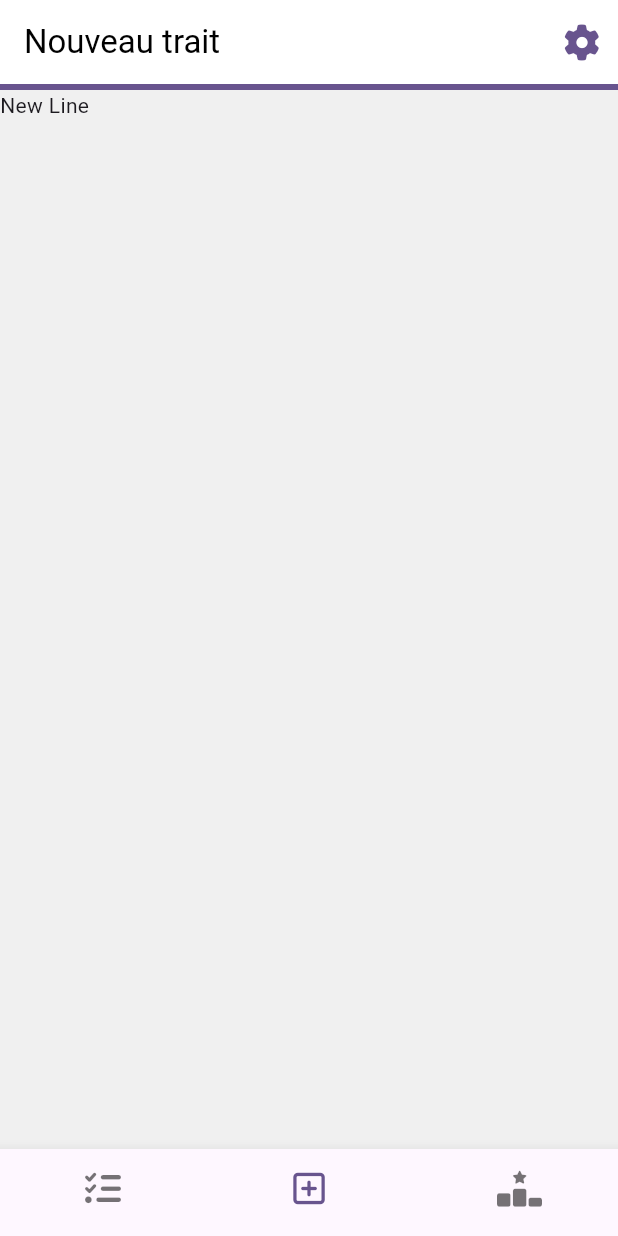
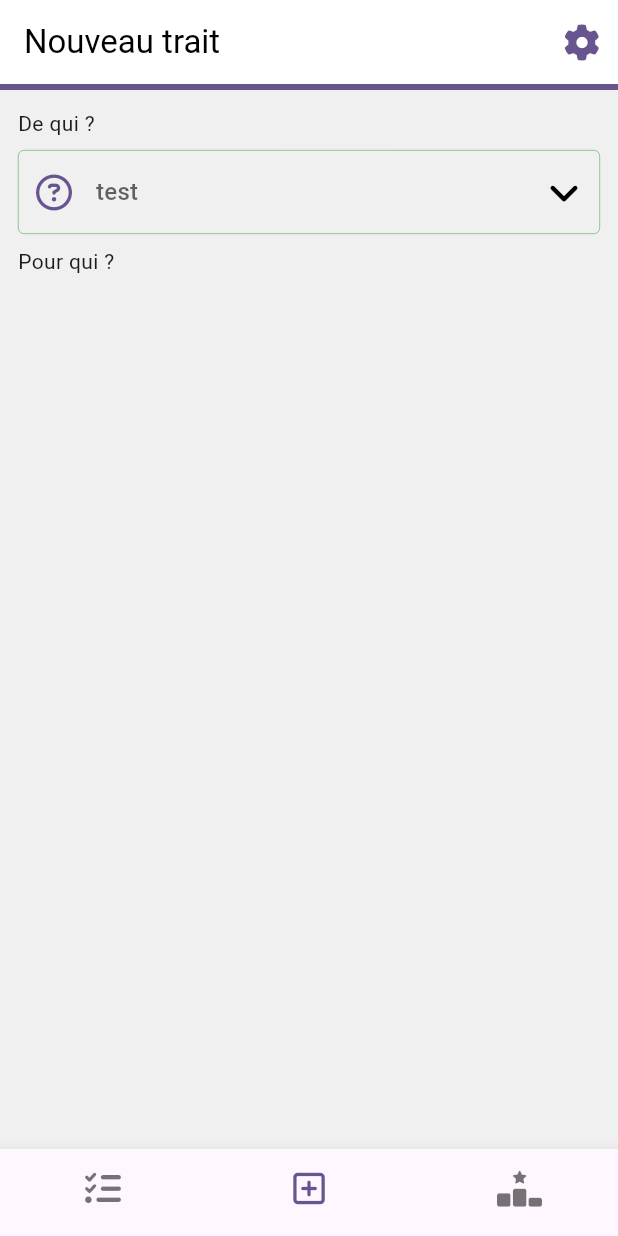
Before and after one commit to ArnaudGrt/flutter_linegitud, a Flutter app: the screen it shows after launch, item 2 of the bottom bar chosen, on a phone screen of 412 x 824 dp. Run offline on Flutter 3.47's test engine with Material 3 defaults, Android fonts, the phone set to English and light mode, and no system bars; our stand-ins replace font_awesome_flutter, get.

Commit message:
🚧 (new line) controller and screen

```diff
--- a/lib/controllers/new_line.dart
+++ b/lib/controllers/new_line.dart
@@ -1,5 +1,24 @@
+import 'package:flutter/material.dart';
+
 import 'package:get/get.dart';
+import 'package:linegitud/api/mocks/user.dart';
+import 'package:linegitud/models/user.dart';
 
 class NewLineController extends GetxController {
+  final formKey = GlobalKey<FormState>();
+  Rx<List> users = Rx([]);
 
+  @override
+  void onInit(){
+    fetchUsers();
+
+    super.onInit();
+  }
+
+   void fetchUsers(){
+    final usersData = mockUser();
+    final userList = UserList.fromJson(usersData);
+
+    users.value = userList.getCleanUsers();
+  }
 }
--- a/lib/screens/new_line.dart
+++ b/lib/screens/new_line.dart
@@ -1,13 +1,90 @@
 import 'package:flutter/material.dart';
+import 'package:font_awesome_flutter/font_awesome_flutter.dart';
 import 'package:get/get.dart';
+import 'package:linegitud/controllers/new_line.dart';
+import 'package:linegitud/models/user.dart';
 
 class NewLine extends StatelessWidget {
-  const NewLine({super.key});
+  NewLine({super.key});
+
+  final NewLineController controller = Get.find();
 
   @override
   Widget build(BuildContext context) {
-    return const Scaffold(
-      body: Text("New Line")
-    );
+    var theme = Theme.of(Get.context!);
+
+    return Scaffold(
+        body: Form(
+            key: controller.formKey,
+            child: Padding(
+                padding: const EdgeInsets.all(12),
+                child: Column(
+                  crossAxisAlignment: CrossAxisAlignment.start,
+                  children: [
+                    const Text(
+                      "De qui ?",
+                      textAlign: TextAlign.left,
+                    ),
+                    Obx(() => DropdownButtonHideUnderline(
+                            child: Padding(
+                          padding: const EdgeInsets.only(top: 8, bottom: 8),
+                          child: DropdownButtonFormField(
+                            hint: const Text("test"),
+                            items: controller.users.value
+                                .map((user) => DropdownMenuItem<CleanUser>(
+                                    value: user,
+                                    child: Padding(
+                                      padding: const EdgeInsets.all(0),
+                                      child: Row(
+                                        children: [
+                                          CircleAvatar(
+                                              radius: 16,
+                                              backgroundImage:
+                                                  NetworkImage(user.avatar)),
+                                          Padding(
+                                            padding:
+                                                const EdgeInsets.only(left: 8),
+                                            child: Text(user.name),
+                                          )
+                                        ],
+                                      ),
+                                    )))
+                                .toList(),
+                            onChanged: (value) => value,
+                            icon: const Icon(FontAwesomeIcons.angleDown,
+                                color: Colors.black),
+                            decoration: InputDecoration(
+                                prefixIcon: Icon(
+                                    FontAwesomeIcons.circleQuestion,
+                                    color: theme.colorScheme.primary),
+                                errorBorder: OutlineInputBorder(
+                                    borderRadius: BorderRadius.circular(4),
+                                    borderSide: const BorderSide(
+                                        color: Colors.red, width: 0.4)),
+                                enabledBorder: OutlineInputBorder(
+                                    borderRadius: BorderRadius.circular(4),
+                                    borderSide: const BorderSide(
+                                        color: Colors.green, width: 0.4)),
+                                focusedBorder: OutlineInputBorder(
+                                    borderRadius: BorderRadius.circular(4),
+                                    borderSide: const BorderSide(
+                                        color: Colors.blue, width: 0.4)),
+                                disabledBorder: OutlineInputBorder(
+                                    borderRadius: BorderRadius.circular(4),
+                                    borderSide: const BorderSide(
+                                        color: Colors.cyan, width: 0.4)),
+                                focusedErrorBorder: OutlineInputBorder(
+                                    borderRadius: BorderRadius.circular(4),
+                                    borderSide: const BorderSide(
+                                        color: Colors.purple, width: 0.4)),
+                                border: OutlineInputBorder(
+                                    borderRadius: BorderRadius.circular(4),
+                                    borderSide: const BorderSide(
+                                        color: Colors.orange, width: 0.4))),
+                          ),
+                        ))),
+                    const Text("Pour qui ?"),
+                  ],
+                ))));
   }
 }
```
